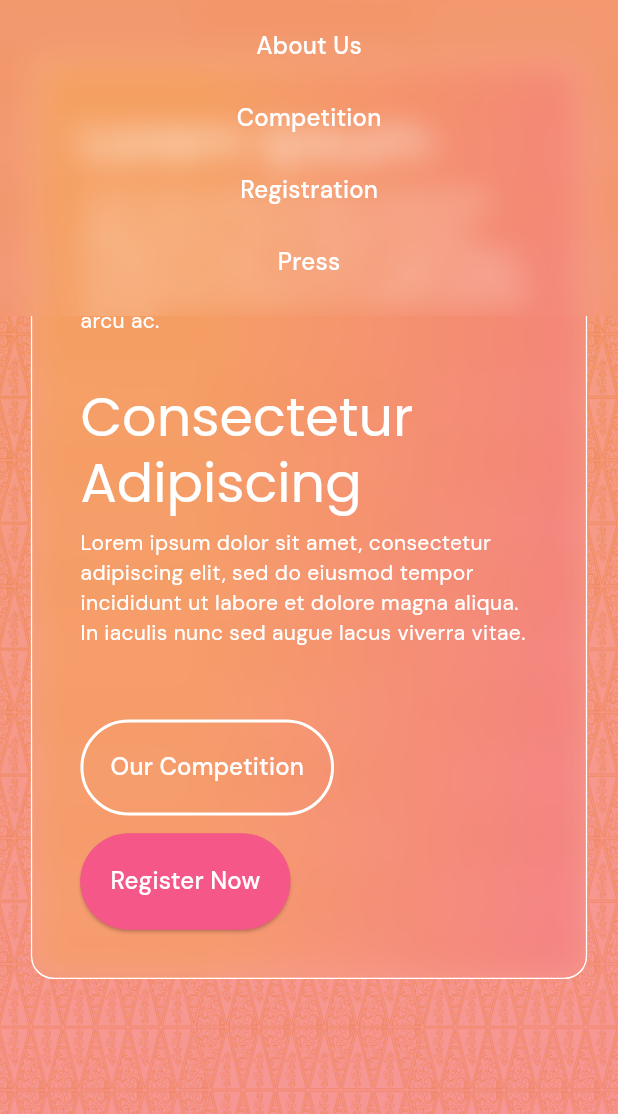
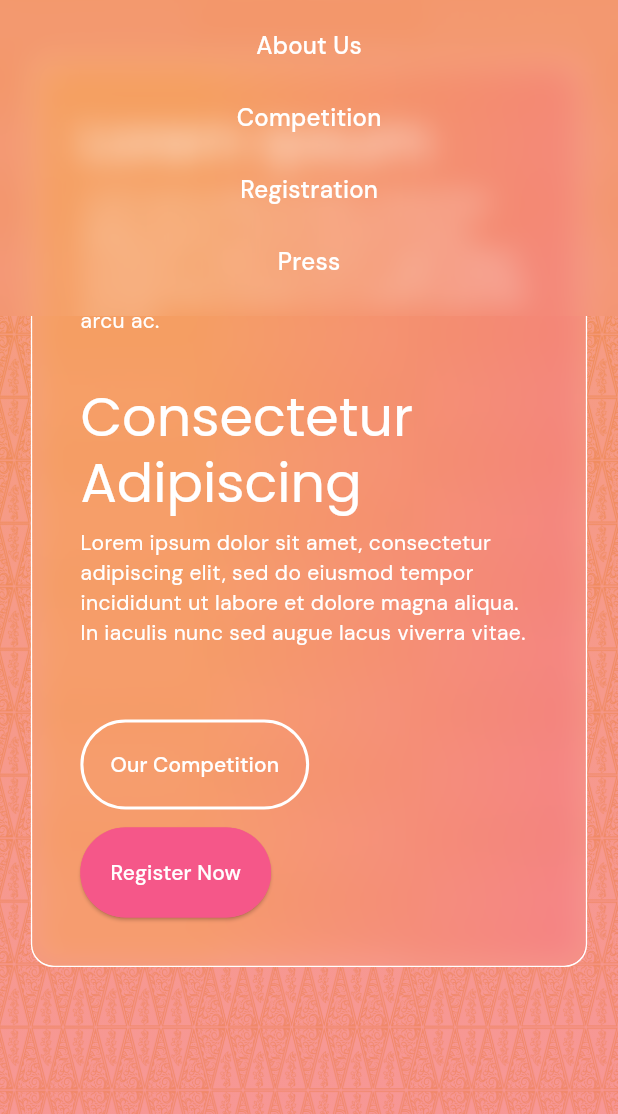
Before and after one commit to cnotgate/jakartamun2024-web, a Flutter app: the screen it shows after launch, after a tap on the "menu" icon, on a phone screen of 412 x 824 dp, the part 122-1236 px from its top. Run offline on Flutter 3.47's test engine with Material 3 defaults, Android fonts, the phone set to English and light mode, and no system bars; drawn by our look-alikes of dynamic_color; our stand-ins replace flutter_riverpod, flutter_svg, font_awesome_flutter, google_fonts, responsive_builder.

Commit message:
responsive bgt

```diff
--- a/lib/frontpage/widgets/body/frontpage_body.dart
+++ b/lib/frontpage/widgets/body/frontpage_body.dart
@@ -16,18 +16,6 @@ class _FrontpageBodyState extends State<FrontpageBody> {
   @override
   void initState() {
     super.initState();
-
-    // Setup the listener.
-    scrollController.addListener(() {
-      if (scrollController.position.atEdge) {
-        bool isTop = scrollController.position.pixels == 0;
-        if (isTop) {
-          print('At the top');
-        } else {
-          print('At the bottom');
-        }
-      }
-    });
   }
 
   @override
@@ -37,6 +25,7 @@ class _FrontpageBodyState extends State<FrontpageBody> {
       children: [
         SingleChildScrollView(
             controller: scrollController,
+            scrollDirection: Axis.vertical,
             child: const Stack(children: [
               BodyBackground(),
               Row(
--- a/lib/frontpage/widgets/body/sections/section1.dart
+++ b/lib/frontpage/widgets/body/sections/section1.dart
@@ -148,12 +148,18 @@ class Section1 extends StatelessWidget {
                                     OutlinedButton(
                                       onPressed: () {},
                                       style: OutlinedButton.styleFrom(
-                                        padding: const EdgeInsets.all(20.0),
+                                        padding: const EdgeInsets.all(20),
                                         side: const BorderSide(width: 2.0, color: Colors.white),
                                       ),
                                       child: Text(
                                         "Our Competition",
-                                        style: textTheme.titleMedium?.apply(color: Colors.white),
+                                        style: getValueForScreenType(
+                                          context: context,
+                                          mobile: textTheme.titleSmall?.apply(color: Colors.white),
+                                          tablet: textTheme.titleMedium?.apply(color: Colors.white),
+                                          desktop:
+                                              textTheme.titleMedium?.apply(color: Colors.white),
+                                        ),
                                       ),
                                     ),
                                     const SizedBox(height: 12.0),
@@ -167,7 +173,13 @@ class Section1 extends StatelessWidget {
                                       ),
                                       child: Text(
                                         "Register Now",
-                                        style: textTheme.titleMedium?.apply(color: Colors.white),
+                                        style: getValueForScreenType(
+                                          context: context,
+                                          mobile: textTheme.titleSmall?.apply(color: Colors.white),
+                                          tablet: textTheme.titleMedium?.apply(color: Colors.white),
+                                          desktop:
+                                              textTheme.titleMedium?.apply(color: Colors.white),
+                                        ),
                                       ),
                                     ),
                                   ],
--- a/lib/frontpage/widgets/footer/icon_text_button.dart
+++ b/lib/frontpage/widgets/footer/icon_text_button.dart
@@ -1,5 +1,6 @@
 import 'package:flutter/material.dart';
 import 'package:font_awesome_flutter/font_awesome_flutter.dart';
+import 'package:responsive_builder/responsive_builder.dart';
 
 class IconTextButton extends StatelessWidget {
   const IconTextButton({
@@ -13,7 +14,14 @@ class IconTextButton extends StatelessWidget {
   final Function() onPressed;
   @override
   Widget build(BuildContext context) {
-    return TextButton(
+    return ResponsiveBuilder(
+      builder: (context, sizing) {
+        var sz = sizing.deviceScreenType;
+
+        if (sz == DeviceScreenType.mobile) {
+          return SizedBox(
+            width: MediaQuery.of(context).size.width * 0.5,
+            child: TextButton(
               onPressed: onPressed,
               child: Row(
                 children: [
@@ -30,6 +38,27 @@ class IconTextButton extends StatelessWidget {
                   )
                 ],
               ),
+            ),
+          );
+        } else {
+          return TextButton(
+            onPressed: onPressed,
+            child: Row(
+              children: [
+                FaIcon(
+                  icon,
+                  color: Colors.white,
+                ),
+                const SizedBox(width: 5),
+                Text(
+                  text,
+                  style: Theme.of(context).textTheme.bodySmall?.apply(color: Colors.white70),
+                )
+              ],
+            ),
+          );
+        }
+      },
     );
   }
 }
```
Lines whose indentation alone changed are shown as unchanged.
